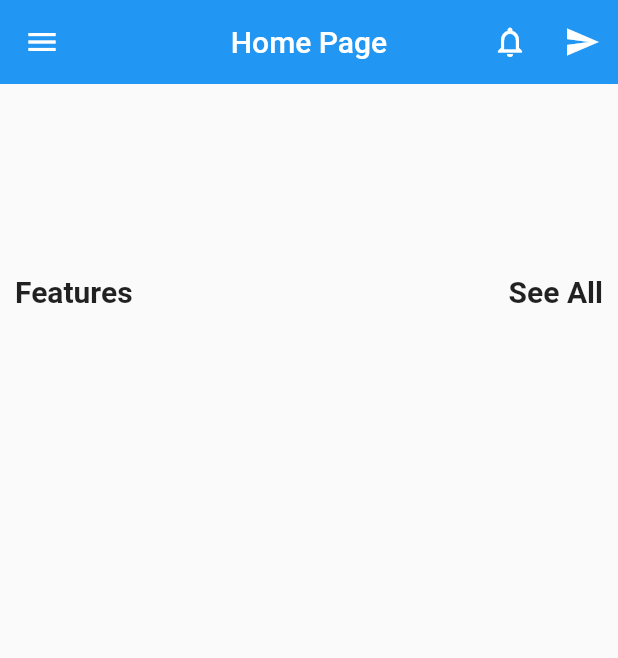
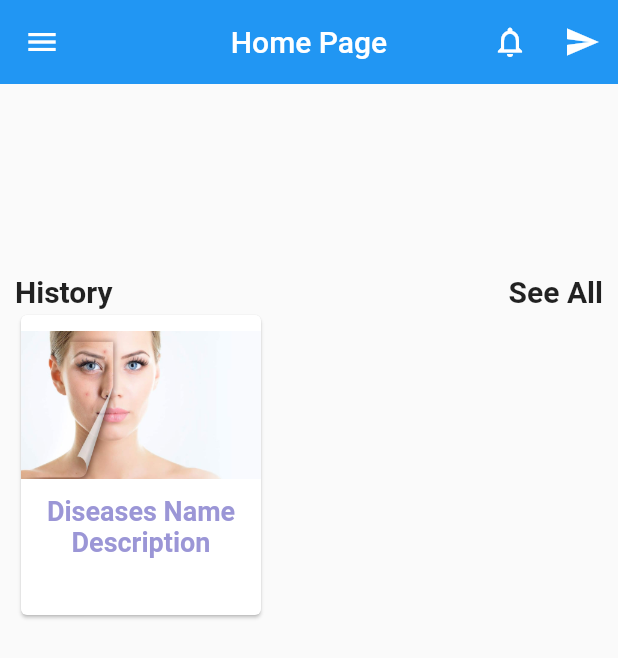
Before and after one commit to Kushanyasiru97/medSkin-mobile_application-flutter, a Flutter app: the adminHomePage screen opened directly, on a phone screen of 412 x 824 dp. Shown: the top 658 px of the screen. Run offline on Flutter 3.47's test engine with Material 2 defaults, Android fonts, the phone set to English and light mode, and no system bars; our stand-ins replace curved_navigation_bar, firebase_auth, firebase_core, flutter_signin_button, font_awesome_flutter, form_field_validator and 3 more; missing offline and left inert: tflite; accounts and stored records are empty.

Commit message:
Add all my files

```diff
--- a/lib/admin/admin_screens/admin_homepage.dart
+++ b/lib/admin/admin_screens/admin_homepage.dart
@@ -19,7 +19,7 @@ class adminHomePage extends StatelessWidget {
         // backgroundColor: Colors.transparent,
         leading: IconButton(icon: Icon(Icons.menu),
           onPressed: () {
-          _key.currentState!.openDrawer();
+            _key.currentState!.openDrawer();
           },
         ),
         actions: [
@@ -50,7 +50,7 @@ class adminHomePage extends StatelessWidget {
                     mainAxisAlignment: MainAxisAlignment.spaceBetween,
                     children: [
                       Text(
-                        "Features",
+                        "History",
                         style: TextStyle(
                           fontSize: 20.0,
                           fontWeight: FontWeight.bold,
@@ -58,7 +58,7 @@ class adminHomePage extends StatelessWidget {
                       ),
 
                       Text(
-                          "See All",
+                        "See All",
                         style: TextStyle(
                           fontSize: 20.0,
                           fontWeight: FontWeight.bold,
@@ -69,6 +69,51 @@ class adminHomePage extends StatelessWidget {
                 ],
               ),
             ),
+            Row(
+              children: [
+                Column(
+                  crossAxisAlignment: CrossAxisAlignment.start,
+                  children: [
+                    Card(
+                      child: Container(
+                        height: 200.0,
+                        width: 160.0,
+                        // color: Colors.blue,
+                        child: Column(
+                          children: [
+                            Container(
+                              height: 120.0,
+                              width: 160.0,
+                              decoration: BoxDecoration(
+                                  image: DecorationImage(
+                                    image: AssetImage("images/wallpaper.jpg"),
+                                  )
+                              ),
+                            ),
+                            Text(
+                              "Diseases Name",
+                              style: TextStyle(
+                                fontSize: 18.0,
+                                fontWeight: FontWeight.bold,
+                                color: Color(0xff9b96d6),
+                              ),
+                            ),
+                            Text(
+                              "Description",
+                              style: TextStyle(
+                                fontSize: 18.0,
+                                fontWeight: FontWeight.bold,
+                                color: Color(0xff9b96d6),
+                              ),
+                            )
+                          ],
+                        ),
+                      ),
+                    ),
+                  ],
+                ),
+              ],
+            )
           ],
         ),
       ),
--- a/lib/main.dart
+++ b/lib/main.dart
@@ -30,7 +30,9 @@ class MyApp extends StatelessWidget {
     return MaterialApp(
       title: 'skin diseases',
 
-      home:/*MySplashScreen(),*/adminHomePage(),
+      home:
+      // MySplashScreen(),
+      userbottomNavBar(),
     //     home:Consumer<AuthNotifier>(
     //     builder: (context, notifier, child){
     //   return notifier.user ! null ? feed(): adminLogin();
--- a/lib/screens/home.dart
+++ b/lib/screens/home.dart
@@ -133,7 +133,7 @@ class _HomeState extends State<Home> {
                             height: 250.0,
                             onPressed: () {
                               Navigator.of(context).push(
-                                  MaterialPageRoute(builder: (context) => userHome()));
+                                  MaterialPageRoute(builder: (context) => userbottomNavBar()));
                             },
                             child: Image.file(image),
                           ),
--- a/pubspec.yaml
+++ b/pubspec.yaml
@@ -63,6 +63,9 @@ dependencies:
   firebase_storage: ^10.2.4
 
 
+  curved_navigation_bar: ^1.0.1
+
+
 
 
 
```
Also changed, not shown: lib/user/user_HomePage.dart (deleted, +0 -182 lines), lib/user/user_bottomnavBar.dart (added, +191 -0 lines), pubspec.lock.
